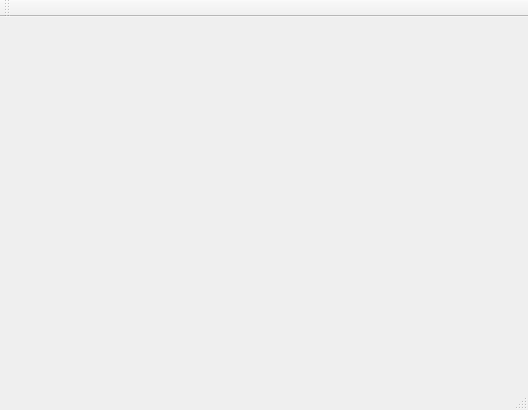
Old version of the form mainwindow.ui in the repository AhmedMostafaSoliman/Taxi-Pooling.
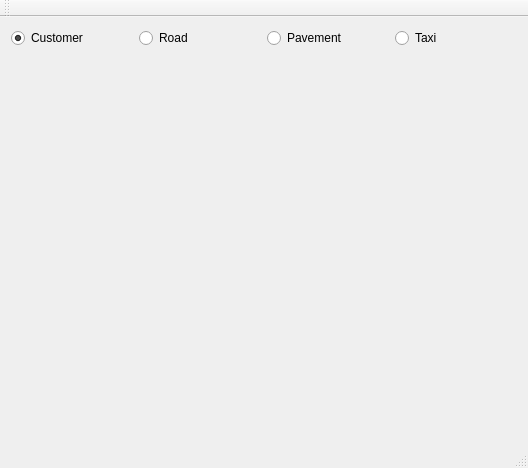
New version of the form.

Commit message: Add the ability to change the map at runtime

What changed in the file:
```diff
--- a/mainwindow.ui
+++ b/mainwindow.ui
@@ -7,7 +7,7 @@
     <x>0</x>
     <y>0</y>
     <width>528</width>
-    <height>410</height>
+    <height>468</height>
    </rect>
   </property>
   <property name="windowTitle">
@@ -15,6 +15,44 @@
   </property>
   <widget class="QWidget" name="centralWidget">
    <layout class="QVBoxLayout" name="verticalLayout">
+    <item>
+     <layout class="QHBoxLayout" name="horizontalLayout">
+      <item>
+       <widget class="QRadioButton" name="CustomerRadioButton">
+        <property name="text">
+         <string>Customer</string>
+        </property>
+        <property name="checked">
+         <bool>true</bool>
+        </property>
+       </widget>
+      </item>
+      <item>
+       <widget class="QRadioButton" name="RoadRadioButton">
+        <property name="text">
+         <string>Road</string>
+        </property>
+       </widget>
+      </item>
+      <item>
+       <widget class="QRadioButton" name="PavementRadioButton">
+        <property name="layoutDirection">
+         <enum>Qt::LeftToRight</enum>
+        </property>
+        <property name="text">
+         <string>Pavement</string>
+        </property>
+       </widget>
+      </item>
+      <item>
+       <widget class="QRadioButton" name="taxiRadioButton">
+        <property name="text">
+         <string>Taxi</string>
+        </property>
+       </widget>
+      </item>
+     </layout>
+    </item>
     <item>
      <widget class="QWidget" name="widget" native="true">
       <property name="enabled">
```
The commit also changes 2 other files.
